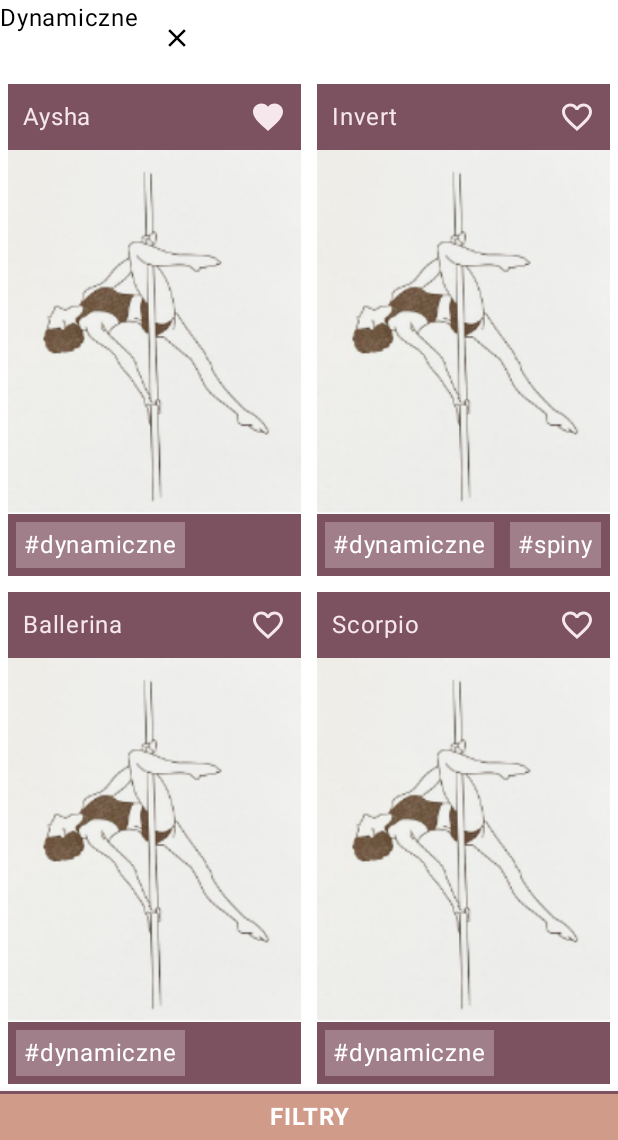
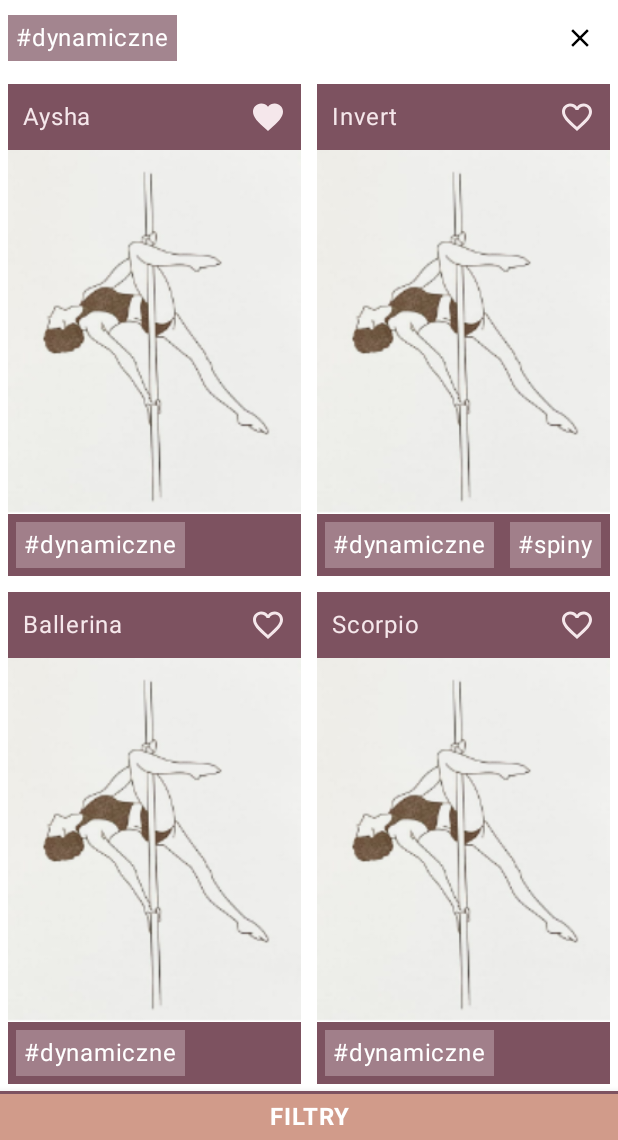
Before and after one commit to Hortensjaa/Pole_Planner, an Android app built with Jetpack Compose: the AllScreen screen opened through its navigation route, after a tap on an icon or button, on a phone screen of 412 x 824 dp, the part 96-1236 px from its top. Run offline under Robolectric (Android 15) with nearby library versions, the phone set to English and light mode, and no system bars; our stand-ins replace Room's generated code; 3 other taps on this screen came first.

Commit message:
a bit of code cleaning

```diff
--- a/app/src/main/java/com/example/poleplanner/poses_list_view/composables/AllScreen.kt
+++ b/app/src/main/java/com/example/poleplanner/poses_list_view/composables/AllScreen.kt
@@ -1,5 +1,6 @@
 package com.example.poleplanner.poses_list_view.composables
 
+import androidx.compose.foundation.layout.Column
 import androidx.compose.runtime.Composable
 import com.example.poleplanner.poses_list_view.AllPosesState
 import com.example.poleplanner.poses_list_view.PoseViewModel
@@ -12,6 +13,13 @@ fun AllScreen(
 ) {
     FiltersBar(
         state = state,
-        viewModel = viewModel
+        viewModel = viewModel,
+        content =
+        {
+            Column {
+                FiltersRow(state, viewModel)
+                PoseList(state, viewModel)
+            }
+        }
     )
 }
--- a/app/src/main/java/com/example/poleplanner/poses_list_view/composables/FiltersBar.kt
+++ b/app/src/main/java/com/example/poleplanner/poses_list_view/composables/FiltersBar.kt
@@ -1,26 +1,16 @@
 package com.example.poleplanner.poses_list_view.composables
 
 import androidx.compose.foundation.background
-import androidx.compose.foundation.clickable
-import androidx.compose.foundation.layout.Arrangement
-import androidx.compose.foundation.layout.Column
-import androidx.compose.foundation.layout.Row
 import androidx.compose.foundation.layout.fillMaxWidth
 import androidx.compose.foundation.layout.padding
-import androidx.compose.foundation.layout.size
 import androidx.compose.material.BottomSheetScaffold
 import androidx.compose.material.BottomSheetValue
 import androidx.compose.material.ExperimentalMaterialApi
-import androidx.compose.material.icons.Icons
-import androidx.compose.material.icons.filled.Clear
 import androidx.compose.material.rememberBottomSheetScaffoldState
 import androidx.compose.material.rememberBottomSheetState
 import androidx.compose.material3.Divider
-import androidx.compose.material3.Icon
 import androidx.compose.material3.Text
 import androidx.compose.runtime.Composable
-import androidx.compose.runtime.collectAsState
-import androidx.compose.runtime.getValue
 import androidx.compose.ui.Modifier
 import androidx.compose.ui.graphics.Color
 import androidx.compose.ui.text.font.FontWeight
@@ -28,7 +18,6 @@ import androidx.compose.ui.text.style.TextAlign
 import androidx.compose.ui.unit.dp
 import androidx.compose.ui.unit.sp
 import com.example.poleplanner.poses_list_view.AllPosesState
-import com.example.poleplanner.poses_list_view.PoseEvent
 import com.example.poleplanner.poses_list_view.PoseViewModel
 import com.example.poleplanner.ui.theme.Beige
 import com.example.poleplanner.ui.theme.BottomSheetComposeTheme
@@ -41,7 +30,8 @@ import com.example.poleplanner.ui.theme.DarkPink
 @Composable
 fun FiltersBar(
     state: AllPosesState,
-    viewModel: PoseViewModel
+    viewModel: PoseViewModel,
+    content: @Composable () -> Unit
     ) {
     BottomSheetComposeTheme {
         val sheetState = rememberBottomSheetState(
@@ -75,25 +65,7 @@ fun FiltersBar(
             },
             sheetPeekHeight = (height + 2.5 * padding).dp
         ) {
-            Column {
-                val s by viewModel.state.collectAsState()
-                Row (horizontalArrangement = Arrangement.SpaceBetween)
-                    {
-                        s.tagFilters.forEach { tag ->
-                            Text(text = tag)
-                        }
-                        Icon(
-                            imageVector = Icons.Default.Clear,
-                            contentDescription = "Clear tags",
-                            modifier = Modifier
-                                .padding(15.dp)
-                                .size(20.dp)
-                                .clickable { viewModel.onEvent(PoseEvent.ClearTagFilter) },
-                        )
-                    }
-                PoseList(state, viewModel)
-            }
-
+            content()
         }
     }
 }
--- /dev/null
+++ b/app/src/main/java/com/example/poleplanner/poses_list_view/composables/FiltersRow.kt
@@ -0,0 +1,63 @@
+package com.example.poleplanner.poses_list_view.composables
+
+import androidx.compose.foundation.clickable
+import androidx.compose.foundation.layout.Arrangement
+import androidx.compose.foundation.layout.Row
+import androidx.compose.foundation.layout.fillMaxWidth
+import androidx.compose.foundation.layout.padding
+import androidx.compose.foundation.layout.size
+import androidx.compose.material.icons.Icons
+import androidx.compose.material.icons.filled.Clear
+import androidx.compose.material3.Icon
+import androidx.compose.material3.Text
+import androidx.compose.runtime.Composable
+import androidx.compose.ui.Alignment
+import androidx.compose.ui.Modifier
+import androidx.compose.ui.graphics.Color
+import androidx.compose.ui.text.style.TextAlign
+import androidx.compose.ui.unit.dp
+import com.example.poleplanner.poses_list_view.AllPosesState
+import com.example.poleplanner.poses_list_view.PoseEvent
+import com.example.poleplanner.poses_list_view.PoseViewModel
+import com.example.poleplanner.ui.theme.DarkPink
+import com.example.poleplanner.ui.theme.TagBox
+
+@Composable
+fun FiltersRow(
+    state: AllPosesState,
+    viewModel: PoseViewModel
+) {
+    Row (
+        verticalAlignment = Alignment.CenterVertically,
+        horizontalArrangement = Arrangement.SpaceBetween,
+        modifier = Modifier.fillMaxWidth()
+    )
+    {
+        Row {
+            if (state.tagFilters.isNotEmpty()) {
+                state.tagFilters.forEach {
+                        tagName ->
+                    TagBox(
+                        tagName = tagName,
+                        backgroundColor = DarkPink.copy(alpha = 0.7f)
+                    )
+                }
+            } else {
+                Text(
+                    text = "wybierz tag, aby po nim filtrować",
+                    color = Color.Gray,
+                    textAlign = TextAlign.Center,
+                    modifier = Modifier.padding(10.dp)
+                )
+            }
+    }
+    Icon(
+        imageVector = Icons.Default.Clear,
+        contentDescription = "Clear tags",
+        modifier = Modifier
+            .padding(15.dp)
+            .size(20.dp)
+            .clickable { viewModel.onEvent(PoseEvent.ClearTagFilter) },
+        )
+    }
+}
--- a/app/src/main/java/com/example/poleplanner/poses_list_view/composables/PoseList.kt
+++ b/app/src/main/java/com/example/poleplanner/poses_list_view/composables/PoseList.kt
@@ -30,7 +30,7 @@ fun PoseList(
                     .padding(5.dp)
                     .background(color = AlmostWhite)
             ) {
-                PoseListItem(pose, state, viewModel)
+                PoseListItem(pose, viewModel)
             }
         }
     }
--- a/app/src/main/java/com/example/poleplanner/poses_list_view/composables/PoseListItem.kt
+++ b/app/src/main/java/com/example/poleplanner/poses_list_view/composables/PoseListItem.kt
@@ -23,23 +23,21 @@ import androidx.compose.runtime.remember
 import androidx.compose.runtime.setValue
 import androidx.compose.ui.Alignment
 import androidx.compose.ui.Modifier
-import androidx.compose.ui.graphics.Color
 import androidx.compose.ui.layout.ContentScale
 import androidx.compose.ui.res.painterResource
 import androidx.compose.ui.unit.dp
 import com.example.poleplanner.data_structure.Pose
-import com.example.poleplanner.poses_list_view.AllPosesState
 import com.example.poleplanner.poses_list_view.PoseEvent
 import com.example.poleplanner.poses_list_view.PoseViewModel
 import com.example.poleplanner.ui.theme.AlmostWhite
 import com.example.poleplanner.ui.theme.AutoResizedText
 import com.example.poleplanner.ui.theme.DarkPink
+import com.example.poleplanner.ui.theme.TagBox
 
 
 @Composable
 fun PoseListItem(
     pose: Pose = Pose(poseName = "Brass Sit"),
-    state: AllPosesState,
     viewModel: PoseViewModel
 ) {
 
@@ -94,17 +92,8 @@ fun PoseListItem(
             if (poseTags.isNotEmpty()) {
                 poseTags.forEach {
                     tag ->
-                    Text(text = "#${tag.tagName.lowercase()}",
-                        maxLines = 1,
-                        color = Color.White,
-                        modifier = Modifier
-                            .padding(5.dp)
-                            .background(color = AlmostWhite.copy(alpha = 0.3f))
-                            .padding(vertical = 3.dp, horizontal = 5.dp)
-                            .clickable {
-                                viewModel.onEvent(PoseEvent.FilterByTags(listOf(tag.tagName)))
-                            }
-                    )
+                    TagBox(tagName = tag.tagName,
+                    action = { viewModel.onEvent(PoseEvent.FilterByTags(listOf(tag.tagName))) })
                 }
             } else {
                 Text(
--- /dev/null
+++ b/app/src/main/java/com/example/poleplanner/ui/theme/TagBox.kt
@@ -0,0 +1,29 @@
+package com.example.poleplanner.ui.theme
+
+import androidx.compose.foundation.background
+import androidx.compose.foundation.clickable
+import androidx.compose.foundation.layout.padding
+import androidx.compose.material3.Text
+import androidx.compose.runtime.Composable
+import androidx.compose.ui.Modifier
+import androidx.compose.ui.graphics.Color
+import androidx.compose.ui.unit.dp
+
+@Composable
+fun TagBox (
+    tagName: String,
+    action: () -> Unit = {},
+    textColor: Color = Color.White,
+    backgroundColor: Color = AlmostWhite.copy(alpha = 0.3f)
+)
+{
+    Text(text = "#${tagName.lowercase()}",
+        maxLines = 1,
+        color = textColor,
+        modifier = Modifier
+            .padding(5.dp)
+            .background(color = backgroundColor)
+            .padding(vertical = 3.dp, horizontal = 5.dp)
+            .clickable {action()}
+    )
+}
```
